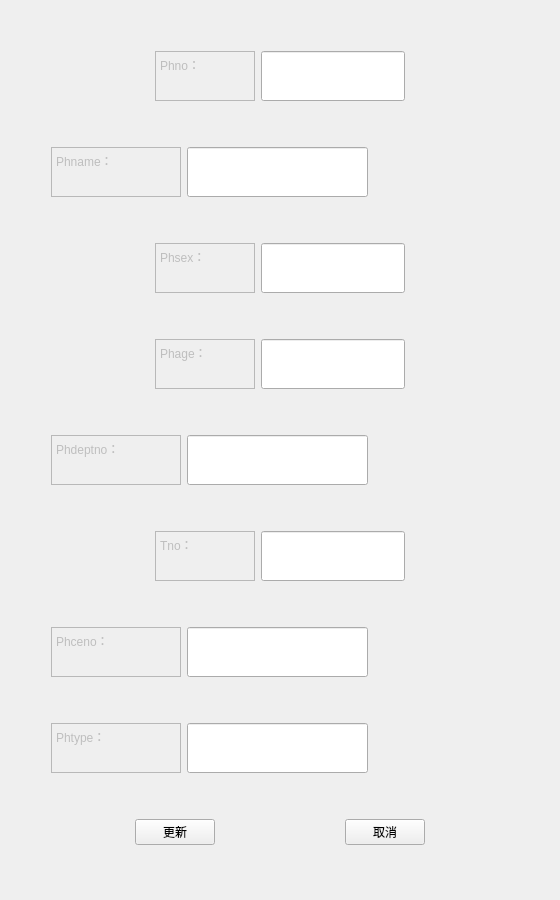
Above: updatePharmacist.ui from PM2496/DataBaseProject before the change. Below: the same form after it.
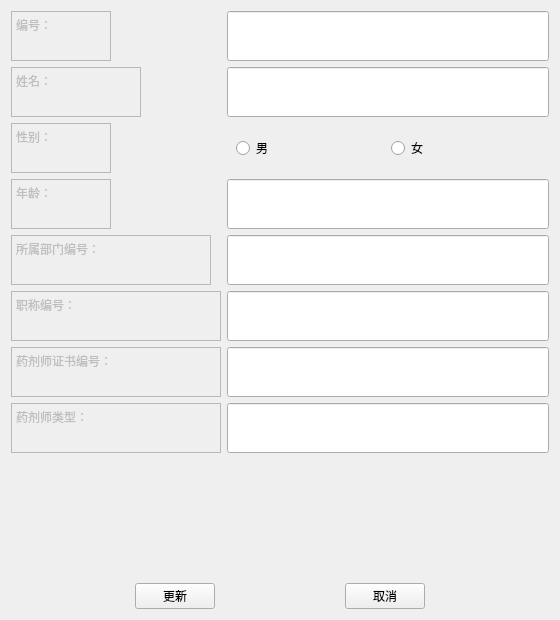
That is the form after the change.

The edit to the form file:
```diff
--- a/updatePharmacist.ui
+++ b/updatePharmacist.ui
@@ -10,19 +10,19 @@
     <x>0</x>
     <y>0</y>
     <width>560</width>
-    <height>900</height>
+    <height>620</height>
    </rect>
   </property>
   <property name="minimumSize">
    <size>
     <width>560</width>
-    <height>900</height>
+    <height>620</height>
    </size>
   </property>
   <property name="maximumSize">
    <size>
     <width>560</width>
-    <height>900</height>
+    <height>620</height>
    </size>
   </property>
   <property name="windowTitle">
@@ -30,21 +30,8 @@
   </property>
   <layout class="QVBoxLayout" name="verticalLayout">
    <item>
-    <layout class="QHBoxLayout" name="horizontalLayout_12">
-     <item>
-      <spacer name="horizontalSpacer_21">
-       <property name="orientation">
-        <enum>Qt::Horizontal</enum>
-       </property>
-       <property name="sizeHint" stdset="0">
-        <size>
-         <width>40</width>
-         <height>20</height>
-        </size>
-       </property>
-      </spacer>
-     </item>
-     <item>
+    <layout class="QFormLayout" name="formLayout">
+     <item row="0" column="0">
       <widget class="QTextEdit" name="textEdit_11">
        <property name="enabled">
         <bool>false</bool>
@@ -72,11 +59,11 @@
 &lt;html&gt;&lt;head&gt;&lt;meta name=&quot;qrichtext&quot; content=&quot;1&quot; /&gt;&lt;style type=&quot;text/css&quot;&gt;
 p, li { white-space: pre-wrap; }
 &lt;/style&gt;&lt;/head&gt;&lt;body style=&quot; font-family:'SimSun'; font-size:9pt; font-weight:400; font-style:normal;&quot;&gt;
-&lt;p style=&quot; margin-top:0px; margin-bottom:0px; margin-left:0px; margin-right:0px; -qt-block-indent:0; text-indent:0px;&quot;&gt;Phno：&lt;/p&gt;&lt;/body&gt;&lt;/html&gt;</string>
+&lt;p style=&quot; margin-top:0px; margin-bottom:0px; margin-left:0px; margin-right:0px; -qt-block-indent:0; text-indent:0px;&quot;&gt;编号：&lt;/p&gt;&lt;/body&gt;&lt;/html&gt;</string>
        </property>
       </widget>
      </item>
-     <item>
+     <item row="0" column="1">
       <widget class="QLineEdit" name="PhnoEdit">
        <property name="sizePolicy">
         <sizepolicy hsizetype="Expanding" vsizetype="Preferred">
@@ -135,40 +122,7 @@
        </property>
       </widget>
      </item>
-     <item>
-      <spacer name="horizontalSpacer_22">
-       <property name="orientation">
-        <enum>Qt::Horizontal</enum>
-       </property>
-       <property name="sizeHint" stdset="0">
-        <size>
-         <width>40</width>
-         <height>20</height>
-        </size>
-       </property>
-      </spacer>
-     </item>
-    </layout>
-   </item>
-   <item>
-    <layout class="QHBoxLayout" name="horizontalLayout_10">
-     <item>
-      <spacer name="horizontalSpacer_17">
-       <property name="orientation">
-        <enum>Qt::Horizontal</enum>
-       </property>
-       <property name="sizeType">
-        <enum>QSizePolicy::Fixed</enum>
-       </property>
-       <property name="sizeHint" stdset="0">
-        <size>
-         <width>40</width>
-         <height>20</height>
-        </size>
-       </property>
-      </spacer>
-     </item>
-     <item>
+     <item row="1" column="0">
       <widget class="QTextEdit" name="textEdit_9">
        <property name="enabled">
         <bool>false</bool>
@@ -196,11 +150,11 @@
 &lt;html&gt;&lt;head&gt;&lt;meta name=&quot;qrichtext&quot; content=&quot;1&quot; /&gt;&lt;style type=&quot;text/css&quot;&gt;
 p, li { white-space: pre-wrap; }
 &lt;/style&gt;&lt;/head&gt;&lt;body style=&quot; font-family:'SimSun'; font-size:9pt; font-weight:400; font-style:normal;&quot;&gt;
-&lt;p style=&quot; margin-top:0px; margin-bottom:0px; margin-left:0px; margin-right:0px; -qt-block-indent:0; text-indent:0px;&quot;&gt;Phname：&lt;/p&gt;&lt;/body&gt;&lt;/html&gt;</string>
+&lt;p style=&quot; margin-top:0px; margin-bottom:0px; margin-left:0px; margin-right:0px; -qt-block-indent:0; text-indent:0px;&quot;&gt;姓名：&lt;/p&gt;&lt;/body&gt;&lt;/html&gt;</string>
        </property>
       </widget>
      </item>
-     <item>
+     <item row="1" column="1">
       <widget class="QLineEdit" name="PhnameEdit">
        <property name="sizePolicy">
         <sizepolicy hsizetype="Expanding" vsizetype="Preferred">
@@ -222,37 +176,7 @@
        </property>
       </widget>
      </item>
-     <item>
-      <spacer name="horizontalSpacer_18">
-       <property name="orientation">
-        <enum>Qt::Horizontal</enum>
-       </property>
-       <property name="sizeHint" stdset="0">
-        <size>
-         <width>40</width>
-         <height>20</height>
-        </size>
-       </property>
-      </spacer>
-     </item>
-    </layout>
-   </item>
-   <item>
-    <layout class="QHBoxLayout" name="horizontalLayout">
-     <item>
-      <spacer name="horizontalSpacer_5">
-       <property name="orientation">
-        <enum>Qt::Horizontal</enum>
-       </property>
-       <property name="sizeHint" stdset="0">
-        <size>
-         <width>40</width>
-         <height>20</height>
-        </size>
-       </property>
-      </spacer>
-     </item>
-     <item>
+     <item row="2" column="0">
       <widget class="QTextEdit" name="textEdit">
        <property name="enabled">
         <bool>false</bool>
@@ -280,100 +204,11 @@
 &lt;html&gt;&lt;head&gt;&lt;meta name=&quot;qrichtext&quot; content=&quot;1&quot; /&gt;&lt;style type=&quot;text/css&quot;&gt;
 p, li { white-space: pre-wrap; }
 &lt;/style&gt;&lt;/head&gt;&lt;body style=&quot; font-family:'SimSun'; font-size:9pt; font-weight:400; font-style:normal;&quot;&gt;
-&lt;p style=&quot; margin-top:0px; margin-bottom:0px; margin-left:0px; margin-right:0px; -qt-block-indent:0; text-indent:0px;&quot;&gt;Phsex：&lt;/p&gt;&lt;/body&gt;&lt;/html&gt;</string>
+&lt;p style=&quot; margin-top:0px; margin-bottom:0px; margin-left:0px; margin-right:0px; -qt-block-indent:0; text-indent:0px;&quot;&gt;性别：&lt;/p&gt;&lt;/body&gt;&lt;/html&gt;</string>
        </property>
       </widget>
      </item>
-     <item>
-      <widget class="QLineEdit" name="PhsexEdit">
-       <property name="sizePolicy">
-        <sizepolicy hsizetype="Expanding" vsizetype="Preferred">
-         <horstretch>0</horstretch>
-         <verstretch>0</verstretch>
-        </sizepolicy>
-       </property>
-       <property name="minimumSize">
-        <size>
-         <width>0</width>
-         <height>50</height>
-        </size>
-       </property>
-       <property name="maximumSize">
-        <size>
-         <width>16777215</width>
-         <height>50</height>
-        </size>
-       </property>
-       <property name="palette">
-        <palette>
-         <active>
-          <colorrole role="Text">
-           <brush brushstyle="SolidPattern">
-            <color alpha="255">
-             <red>0</red>
-             <green>0</green>
-             <blue>0</blue>
-            </color>
-           </brush>
-          </colorrole>
-         </active>
-         <inactive>
-          <colorrole role="Text">
-           <brush brushstyle="SolidPattern">
-            <color alpha="255">
-             <red>0</red>
-             <green>0</green>
-             <blue>0</blue>
-            </color>
-           </brush>
-          </colorrole>
-         </inactive>
-         <disabled>
-          <colorrole role="Text">
-           <brush brushstyle="SolidPattern">
-            <color alpha="255">
-             <red>120</red>
-             <green>120</green>
-             <blue>120</blue>
-            </color>
-           </brush>
-          </colorrole>
-         </disabled>
-        </palette>
-       </property>
-      </widget>
-     </item>
-     <item>
-      <spacer name="horizontalSpacer_6">
-       <property name="orientation">
-        <enum>Qt::Horizontal</enum>
-       </property>
-       <property name="sizeHint" stdset="0">
-        <size>
-         <width>40</width>
-         <height>20</height>
-        </size>
-       </property>
-      </spacer>
-     </item>
-    </layout>
-   </item>
-   <item>
-    <layout class="QHBoxLayout" name="horizontalLayout_3">
-     <item>
-      <spacer name="horizontalSpacer">
-       <property name="orientation">
-        <enum>Qt::Horizontal</enum>
-       </property>
-       <property name="sizeHint" stdset="0">
-        <size>
-         <width>40</width>
-         <height>20</height>
-        </size>
-       </property>
-      </spacer>
-     </item>
-     <item>
+     <item row="3" column="0">
       <widget class="QTextEdit" name="textEdit_3">
        <property name="enabled">
         <bool>false</bool>
@@ -401,11 +236,11 @@
 &lt;html&gt;&lt;head&gt;&lt;meta name=&quot;qrichtext&quot; content=&quot;1&quot; /&gt;&lt;style type=&quot;text/css&quot;&gt;
 p, li { white-space: pre-wrap; }
 &lt;/style&gt;&lt;/head&gt;&lt;body style=&quot; font-family:'SimSun'; font-size:9pt; font-weight:400; font-style:normal;&quot;&gt;
-&lt;p style=&quot; margin-top:0px; margin-bottom:0px; margin-left:0px; margin-right:0px; -qt-block-indent:0; text-indent:0px;&quot;&gt;Phage：&lt;/p&gt;&lt;/body&gt;&lt;/html&gt;</string>
+&lt;p style=&quot; margin-top:0px; margin-bottom:0px; margin-left:0px; margin-right:0px; -qt-block-indent:0; text-indent:0px;&quot;&gt;年龄：&lt;/p&gt;&lt;/body&gt;&lt;/html&gt;</string>
        </property>
       </widget>
      </item>
-     <item>
+     <item row="3" column="1">
       <widget class="QLineEdit" name="PhageEdit">
        <property name="sizePolicy">
         <sizepolicy hsizetype="Expanding" vsizetype="Preferred">
@@ -427,40 +262,7 @@
        </property>
       </widget>
      </item>
-     <item>
-      <spacer name="horizontalSpacer_2">
-       <property name="orientation">
-        <enum>Qt::Horizontal</enum>
-       </property>
-       <property name="sizeHint" stdset="0">
-        <size>
-         <width>40</width>
-         <height>20</height>
-        </size>
-       </property>
-      </spacer>
-     </item>
-    </layout>
-   </item>
-   <item>
-    <layout class="QHBoxLayout" name="horizontalLayout_4">
-     <item>
-      <spacer name="horizontalSpacer_7">
-       <property name="orientation">
-        <enum>Qt::Horizontal</enum>
-       </property>
-       <property name="sizeType">
-        <enum>QSizePolicy::Fixed</enum>
-       </property>
-       <property name="sizeHint" stdset="0">
-        <size>
-         <width>40</width>
-         <height>20</height>
-        </size>
-       </property>
-      </spacer>
-     </item>
-     <item>
+     <item row="4" column="0">
       <widget class="QTextEdit" name="textEdit_4">
        <property name="enabled">
         <bool>false</bool>
@@ -473,7 +275,7 @@
        </property>
        <property name="minimumSize">
         <size>
-         <width>130</width>
+         <width>200</width>
          <height>50</height>
         </size>
        </property>
@@ -488,11 +290,11 @@
 &lt;html&gt;&lt;head&gt;&lt;meta name=&quot;qrichtext&quot; content=&quot;1&quot; /&gt;&lt;style type=&quot;text/css&quot;&gt;
 p, li { white-space: pre-wrap; }
 &lt;/style&gt;&lt;/head&gt;&lt;body style=&quot; font-family:'SimSun'; font-size:9pt; font-weight:400; font-style:normal;&quot;&gt;
-&lt;p style=&quot; margin-top:0px; margin-bottom:0px; margin-left:0px; margin-right:0px; -qt-block-indent:0; text-indent:0px;&quot;&gt;Phdeptno：&lt;/p&gt;&lt;/body&gt;&lt;/html&gt;</string>
+&lt;p style=&quot; margin-top:0px; margin-bottom:0px; margin-left:0px; margin-right:0px; -qt-block-indent:0; text-indent:0px;&quot;&gt;所属部门编号：&lt;/p&gt;&lt;/body&gt;&lt;/html&gt;</string>
        </property>
       </widget>
      </item>
-     <item>
+     <item row="4" column="1">
       <widget class="QLineEdit" name="PhdeptnoEdit">
        <property name="sizePolicy">
         <sizepolicy hsizetype="Expanding" vsizetype="Preferred">
@@ -514,37 +316,7 @@
        </property>
       </widget>
      </item>
-     <item>
-      <spacer name="horizontalSpacer_8">
-       <property name="orientation">
-        <enum>Qt::Horizontal</enum>
-       </property>
-       <property name="sizeHint" stdset="0">
-        <size>
-         <width>40</width>
-         <height>20</height>
-        </size>
-       </property>
-      </spacer>
-     </item>
-    </layout>
-   </item>
-   <item>
-    <layout class="QHBoxLayout" name="horizontalLayout_6">
-     <item>
-      <spacer name="horizontalSpacer_11">
-       <property name="orientation">
-        <enum>Qt::Horizontal</enum>
-       </property>
-       <property name="sizeHint" stdset="0">
-        <size>
-         <width>40</width>
-         <height>20</height>
-        </size>
-       </property>
-      </spacer>
-     </item>
-     <item>
+     <item row="5" column="0">
       <widget class="QTextEdit" name="textEdit_6">
        <property name="enabled">
         <bool>false</bool>
@@ -557,7 +329,7 @@
        </property>
        <property name="minimumSize">
         <size>
-         <width>100</width>
+         <width>210</width>
          <height>50</height>
         </size>
        </property>
@@ -572,11 +344,11 @@
 &lt;html&gt;&lt;head&gt;&lt;meta name=&quot;qrichtext&quot; content=&quot;1&quot; /&gt;&lt;style type=&quot;text/css&quot;&gt;
 p, li { white-space: pre-wrap; }
 &lt;/style&gt;&lt;/head&gt;&lt;body style=&quot; font-family:'SimSun'; font-size:9pt; font-weight:400; font-style:normal;&quot;&gt;
-&lt;p style=&quot; margin-top:0px; margin-bottom:0px; margin-left:0px; margin-right:0px; -qt-block-indent:0; text-indent:0px;&quot;&gt;Tno：&lt;/p&gt;&lt;/body&gt;&lt;/html&gt;</string>
+&lt;p style=&quot; margin-top:0px; margin-bottom:0px; margin-left:0px; margin-right:0px; -qt-block-indent:0; text-indent:0px;&quot;&gt;职称编号：&lt;/p&gt;&lt;/body&gt;&lt;/html&gt;</string>
        </property>
       </widget>
      </item>
-     <item>
+     <item row="5" column="1">
       <widget class="QLineEdit" name="TnoEdit">
        <property name="sizePolicy">
         <sizepolicy hsizetype="Expanding" vsizetype="Preferred">
@@ -598,40 +370,7 @@
        </property>
       </widget>
      </item>
-     <item>
-      <spacer name="horizontalSpacer_12">
-       <property name="orientation">
-        <enum>Qt::Horizontal</enum>
-       </property>
-       <property name="sizeHint" stdset="0">
-        <size>
-         <width>40</width>
-         <height>20</height>
-        </size>
-       </property>
-      </spacer>
-     </item>
-    </layout>
-   </item>
-   <item>
-    <layout class="QHBoxLayout" name="horizontalLayout_7">
-     <item>
-      <spacer name="horizontalSpacer_13">
-       <property name="orientation">
-        <enum>Qt::Horizontal</enum>
-       </property>
-       <property name="sizeType">
-        <enum>QSizePolicy::Fixed</enum>
-       </property>
-       <property name="sizeHint" stdset="0">
-        <size>
-         <width>40</width>
-         <height>20</height>
-        </size>
-       </property>
-      </spacer>
-     </item>
-     <item>
+     <item row="6" column="0">
       <widget class="QTextEdit" name="textEdit_7">
        <property name="enabled">
         <bool>false</bool>
@@ -644,7 +383,7 @@
        </property>
        <property name="minimumSize">
         <size>
-         <width>130</width>
+         <width>210</width>
          <height>50</height>
         </size>
        </property>
@@ -659,11 +398,11 @@
 &lt;html&gt;&lt;head&gt;&lt;meta name=&quot;qrichtext&quot; content=&quot;1&quot; /&gt;&lt;style type=&quot;text/css&quot;&gt;
 p, li { white-space: pre-wrap; }
 &lt;/style&gt;&lt;/head&gt;&lt;body style=&quot; font-family:'SimSun'; font-size:9pt; font-weight:400; font-style:normal;&quot;&gt;
-&lt;p style=&quot; margin-top:0px; margin-bottom:0px; margin-left:0px; margin-right:0px; -qt-block-indent:0; text-indent:0px;&quot;&gt;Phceno：&lt;/p&gt;&lt;/body&gt;&lt;/html&gt;</string>
+&lt;p style=&quot; margin-top:0px; margin-bottom:0px; margin-left:0px; margin-right:0px; -qt-block-indent:0; text-indent:0px;&quot;&gt;药剂师证书编号：&lt;/p&gt;&lt;/body&gt;&lt;/html&gt;</string>
        </property>
       </widget>
      </item>
-     <item>
+     <item row="6" column="1">
       <widget class="QLineEdit" name="PhcenoEdit">
        <property name="sizePolicy">
         <sizepolicy hsizetype="Expanding" vsizetype="Preferred">
@@ -685,40 +424,7 @@
        </property>
       </widget>
      </item>
-     <item>
-      <spacer name="horizontalSpacer_14">
-       <property name="orientation">
-        <enum>Qt::Horizontal</enum>
-       </property>
-       <property name="sizeHint" stdset="0">
-        <size>
-         <width>40</width>
-         <height>20</height>
-        </size>
-       </property>
-      </spacer>
-     </item>
-    </layout>
-   </item>
-   <item>
-    <layout class="QHBoxLayout" name="horizontalLayout_9">
-     <item>
-      <spacer name="horizontalSpacer_15">
-       <property name="orientation">
-        <enum>Qt::Horizontal</enum>
-       </property>
-       <property name="sizeType">
-        <enum>QSizePolicy::Fixed</enum>
-       </property>
-       <property name="sizeHint" stdset="0">
-        <size>
-         <width>40</width>
-         <height>20</height>
-        </size>
-       </property>
-      </spacer>
-     </item>
-     <item>
+     <item row="7" column="0">
       <widget class="QTextEdit" name="textEdit_8">
        <property name="enabled">
         <bool>false</bool>
@@ -731,7 +437,7 @@
        </property>
        <property name="minimumSize">
         <size>
-         <width>130</width>
+         <width>210</width>
          <height>50</height>
         </size>
        </property>
@@ -746,11 +452,11 @@
 &lt;html&gt;&lt;head&gt;&lt;meta name=&quot;qrichtext&quot; content=&quot;1&quot; /&gt;&lt;style type=&quot;text/css&quot;&gt;
 p, li { white-space: pre-wrap; }
 &lt;/style&gt;&lt;/head&gt;&lt;body style=&quot; font-family:'SimSun'; font-size:9pt; font-weight:400; font-style:normal;&quot;&gt;
-&lt;p style=&quot; margin-top:0px; margin-bottom:0px; margin-left:0px; margin-right:0px; -qt-block-indent:0; text-indent:0px;&quot;&gt;Phtype：&lt;/p&gt;&lt;/body&gt;&lt;/html&gt;</string>
+&lt;p style=&quot; margin-top:0px; margin-bottom:0px; margin-left:0px; margin-right:0px; -qt-block-indent:0; text-indent:0px;&quot;&gt;药剂师类型：&lt;/p&gt;&lt;/body&gt;&lt;/html&gt;</string>
        </property>
       </widget>
      </item>
-     <item>
+     <item row="7" column="1">
       <widget class="QLineEdit" name="PhtypeEdit">
        <property name="sizePolicy">
         <sizepolicy hsizetype="Expanding" vsizetype="Preferred">
@@ -772,18 +478,25 @@
        </property>
       </widget>
      </item>
-     <item>
-      <spacer name="horizontalSpacer_16">
-       <property name="orientation">
-        <enum>Qt::Horizontal</enum>
-       </property>
-       <property name="sizeHint" stdset="0">
-        <size>
-         <width>40</width>
-         <height>20</height>
-        </size>
-       </property>
-      </spacer>
+     <item row="2" column="1">
+      <widget class="QWidget" name="widget" native="true">
+       <layout class="QHBoxLayout" name="horizontalLayout">
+        <item>
+         <widget class="QRadioButton" name="rbtn_male">
+          <property name="text">
+           <string>男</string>
+          </property>
+         </widget>
+        </item>
+        <item>
+         <widget class="QRadioButton" name="rbtn_female">
+          <property name="text">
+           <string>女</string>
+          </property>
+         </widget>
+        </item>
+       </layout>
+      </widget>
      </item>
     </layout>
    </item>
```
